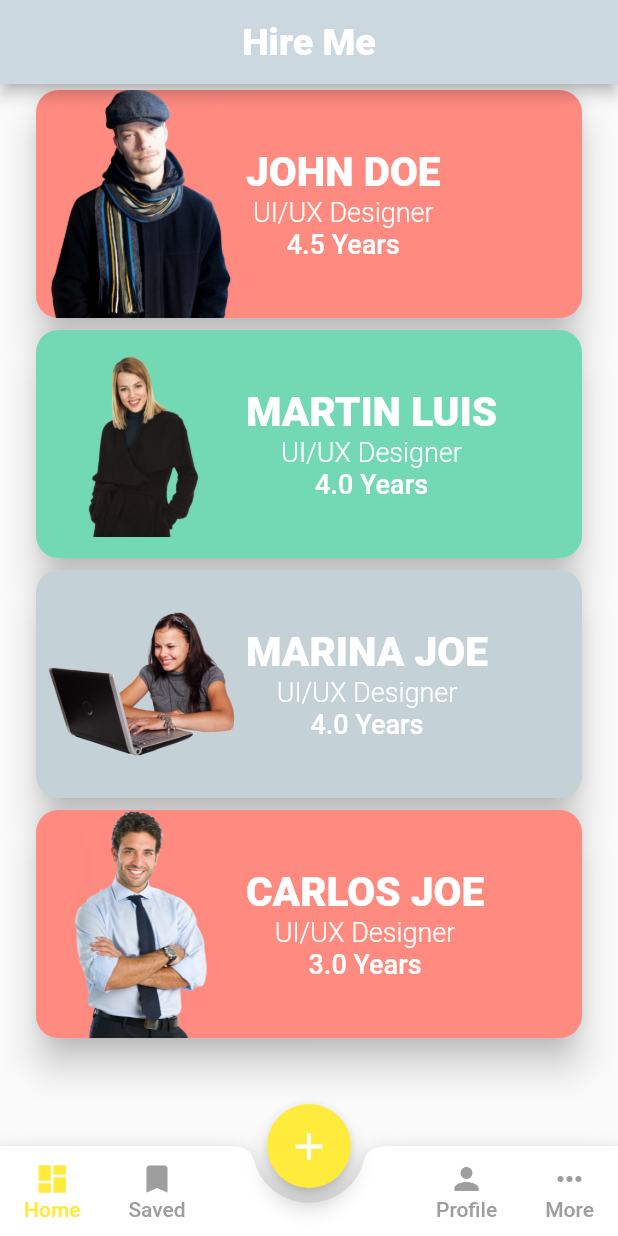
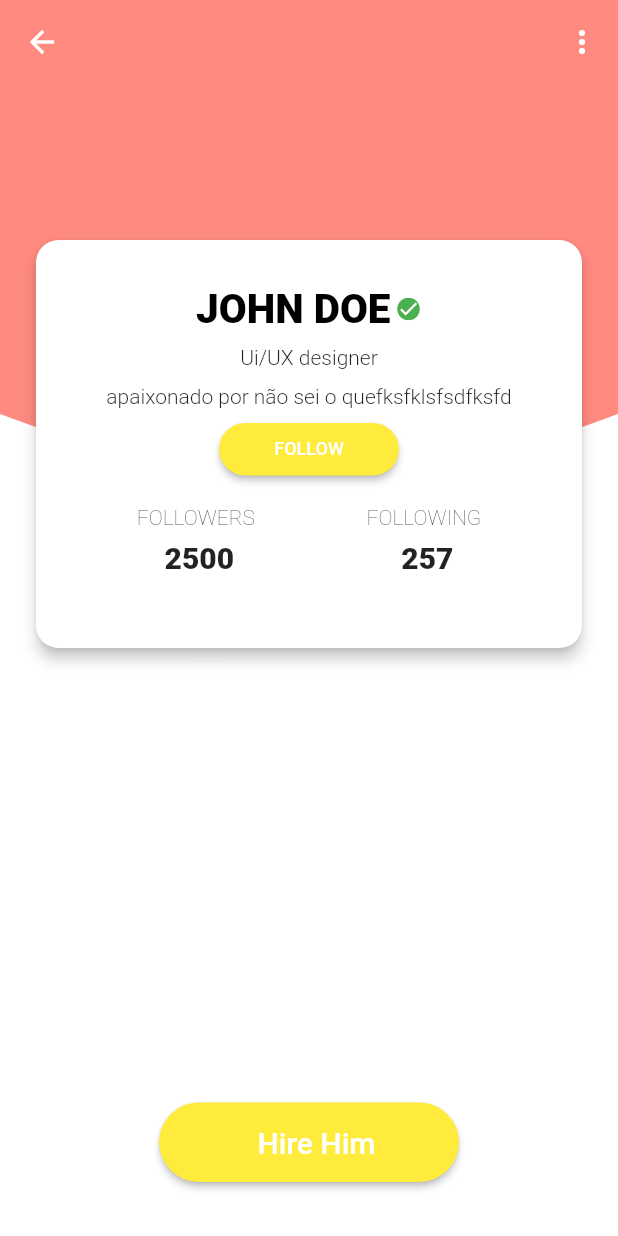
Before and after one commit to arielroque/hire_me, a Flutter app: the screen it shows after launch, after a tap on "JOHN DOE", on a phone screen of 412 x 824 dp. Run offline on Flutter 3.47's test engine with Material 2 defaults, Android fonts, the phone set to English and light mode, and no system bars; Roboto replaces fonts that are missing (Viga).

Commit message:
Add profile card

```diff
--- a/lib/screens/profile_screen.dart
+++ b/lib/screens/profile_screen.dart
@@ -1,13 +1,109 @@
 import 'package:flutter/cupertino.dart';
+import 'package:flutter/material.dart';
+import 'package:hire_me/utils/curved_clipper_util.dart';
+import 'package:hire_me/widgets/profile_card.dart';
 
-class Profile extends StatefulWidget {
+class ProfileUser extends StatefulWidget {
   @override
-  _ProfileState createState() => _ProfileState();
+  _ProfileUserState createState() => _ProfileUserState();
 }
 
-class _ProfileState extends State<Profile> {
+class _ProfileUserState extends State<ProfileUser> {
   @override
   Widget build(BuildContext context) {
-    return Container();
+
+    final hireMeButton = Padding(
+      padding: const EdgeInsets.only(bottom: 20.0),
+      child: Material(
+        elevation: 2.0,
+        borderRadius: BorderRadius.circular(30.0),
+        color: Colors.yellow,
+        child: MaterialButton(
+          minWidth: 200,
+          padding: EdgeInsets.fromLTRB(20.0, 15.0, 20.0, 15.0),
+          onPressed: () {
+          },
+          child: Row(
+            mainAxisSize: MainAxisSize.min,
+            mainAxisAlignment: MainAxisAlignment.center,
+            children: <Widget>[
+              Padding(
+                padding: const EdgeInsets.only(left: 10),
+                child: Text(
+                  "Hire Him",
+                  textAlign: TextAlign.center,
+                  style: TextStyle(
+                      fontFamily: 'Viga',
+                      fontSize: 20.0,
+                      color: Colors.white),
+                ),
+              )
+            ],
+          ),
+        ),
+      ),
+    );
+
+
+    return Scaffold(
+      appBar: AppBar(
+        elevation: 0,
+        backgroundColor: Color(0xFFFF8A80),
+        actions: <Widget>[
+        IconButton(
+          icon: const Icon(Icons.more_vert),
+          tooltip: 'Next page',
+          onPressed: () {
+
+          },
+        )
+      ],),
+      body: MaterialApp(
+        debugShowCheckedModeBanner: false,
+        home: Container(
+          color: Color(0xffffffff),
+          child: Stack(
+            children: [
+              Padding(
+                padding: const EdgeInsets.only(bottom: 2.0),
+                child:ClipPath(
+                  clipper: ClippingClass(),
+                  child: Container(
+                    width: MediaQuery
+                        .of(context)
+                        .size
+                        .width,
+                    height: 260.0,
+                    color: Color(0xFFFF8A80),
+                  ),
+                ),
+              ),
+
+              ProfileCard()
+            ],
+          ),
+        )
+      ),
+      floatingActionButtonLocation: FloatingActionButtonLocation.centerFloat,
+      floatingActionButton: hireMeButton,
+    );
   }
 }
+
+class ClippingClass extends CustomClipper<Path> {
+  @override
+  Path getClip(Size size) {
+    var path = Path();
+    path.lineTo(0.0, size.height-40);
+    path.quadraticBezierTo(size.width / 4, size.height,
+        size.width / 2, size.height);
+    path.quadraticBezierTo(size.width - (size.width / 4), size.height,
+        size.width, size.height - 40);
+    path.lineTo(size.width, 0.0);
+    path.close();
+    return path;
+  }
+
+  @override
+  bool shouldReclip(CustomClipper<Path> oldClipper) => false;
+}
--- /dev/null
+++ b/lib/utils/curved_clipper_util.dart
@@ -0,0 +1,32 @@
+import 'dart:ui';
+
+import 'package:flutter/cupertino.dart';
+import 'package:flutter/material.dart';
+
+class CurvePainter extends CustomPainter {
+  final Color color;
+
+  const CurvePainter(this.color);
+
+  @override
+  void paint(Canvas canvas, Size size) {
+    var paint = Paint();
+    paint.color = this.color;
+    paint.style = PaintingStyle.fill; // Change this to fill
+
+    var path = Path();
+
+    path.moveTo(0, size.height * 0.45);
+    path.quadraticBezierTo(
+        size.width / 2, size.height / 2, size.width, size.height * 0.45);
+    path.lineTo(size.width, 0);
+    path.lineTo(0, 0);
+
+    canvas.drawPath(path, paint);
+  }
+
+  @override
+  bool shouldRepaint(CustomPainter oldDelegate) {
+    return true;
+  }
+}
--- /dev/null
+++ b/lib/widgets/profile_card.dart
@@ -0,0 +1,169 @@
+import 'package:flutter/cupertino.dart';
+import 'package:flutter/material.dart';
+
+class ProfileCard extends StatefulWidget {
+  @override
+  _ProfileCardState createState() => _ProfileCardState();
+}
+
+class _ProfileCardState extends State<ProfileCard> {
+  Widget textName() {
+    return Padding(
+      padding: EdgeInsets.only(top: 30),
+      child: Row(
+        mainAxisAlignment: MainAxisAlignment.center,
+        children: <Widget>[
+          Text(
+            "JOHN DOE",
+            textAlign: TextAlign.center,
+            style: TextStyle(
+                fontSize: 27, fontWeight: FontWeight.w900, color: Colors.black),
+          ),
+          SizedBox(
+            width: 3,
+          ),
+          Container(
+            width: 18,
+            child: Material(
+              color: Colors.white,
+              child: Ink(
+                decoration: const ShapeDecoration(
+                  color: Colors.green,
+                  shape: CircleBorder(),
+                ),
+                child: Icon(
+                  Icons.check,
+                  color: Colors.white,
+                  size: 15,
+                ),
+              ),
+            ),
+          ),
+        ],
+      ),
+    );
+  }
+
+  Widget textOccupation() {
+    return Padding(
+      padding: EdgeInsets.only(top: 8),
+      child: Row(
+        mainAxisAlignment: MainAxisAlignment.center,
+        children: <Widget>[
+          Text(
+            "Ui/UX designer",
+            style: TextStyle(fontWeight: FontWeight.w300),
+          )
+        ],
+      ),
+    );
+  }
+
+  Widget textDescription() {
+    return Padding(
+      padding: EdgeInsets.only(top: 10, left: 30, right: 30),
+      child: Column(
+        children: <Widget>[
+          Text(
+            "apaixonado por não sei o quefksfklsfsdfksfd",
+            style: TextStyle(fontWeight: FontWeight.w300),
+            textAlign: TextAlign.justify,
+          )
+        ],
+      ),
+    );
+  }
+
+  Widget textFollow() {}
+
+  final followButton = Padding(
+    padding: const EdgeInsets.only(top: 10),
+    child: Container(
+      width: 120,
+      height: 35,
+      child: Material(
+        elevation: 2.0,
+        borderRadius: BorderRadius.circular(30.0),
+        color: Colors.yellow,
+        child: MaterialButton(
+          minWidth: 0,
+          padding: EdgeInsets.fromLTRB(0, 0, 0, 0),
+          onPressed: () {},
+          child: Row(
+            mainAxisSize: MainAxisSize.min,
+            mainAxisAlignment: MainAxisAlignment.center,
+            children: <Widget>[
+              Padding(
+                padding: const EdgeInsets.only(left: 10, right: 10),
+                child: Text(
+                  "FOLLOW",
+                  textAlign: TextAlign.center,
+                  style: TextStyle(
+                      fontFamily: 'Viga', fontSize: 12.0, color: Colors.white),
+                ),
+              )
+            ],
+          ),
+        ),
+      ),
+    ),
+  );
+
+  @override
+  Widget build(BuildContext context) {
+    return Padding(
+      padding: EdgeInsets.only(top: 100, left: 20, right: 20),
+      child: Container(
+        height: 280,
+        child: Card(
+            shape: RoundedRectangleBorder(
+              borderRadius: BorderRadius.circular(15.0),
+            ),
+            elevation: 4,
+            child: Column(
+              children: <Widget>[
+                textName(),
+                textOccupation(),
+                textDescription(),
+                followButton,
+                Padding(
+                  padding: EdgeInsets.only(left: 30, right: 30, top: 20),
+                  child: Column(
+                    children: <Widget>[
+                      Row(
+                        mainAxisAlignment: MainAxisAlignment.spaceAround,
+                        children: <Widget>[
+                          Text(
+                            "FOLLOWERS",
+                            style: TextStyle(fontWeight: FontWeight.w200),
+                          ),
+                          Text(
+                            "FOLLOWING",
+                            style: TextStyle(fontWeight: FontWeight.w200),
+                          )
+                        ],
+                      ),
+                      Padding(
+                        padding: EdgeInsets.only(top: 7),
+                        child: Row(
+                        mainAxisAlignment: MainAxisAlignment.spaceAround,
+                        children: <Widget>[
+                          Text(
+                            "2500",
+                            style: TextStyle(fontWeight: FontWeight.w900,fontSize: 20 ),
+                          ),
+                          Text(
+                            "257",
+                            style: TextStyle(fontWeight: FontWeight.w900,fontSize: 20),
+                          )
+                        ],
+                      ),)
+                    ],
+                  ),
+                ),
+              ],
+            )),
+      ),
+    );
+  }
+}
--- a/lib/widgets/timeline_profile_widget.dart
+++ b/lib/widgets/timeline_profile_widget.dart
@@ -1,6 +1,7 @@
 import 'package:flutter/cupertino.dart';
 import 'package:flutter/material.dart';
 import 'package:hire_me/models/profile_model.dart';
+import 'package:hire_me/screens/profile_screen.dart';
 import 'package:hire_me/utils/utils.dart';
 
 class TimelineProfile extends StatefulWidget {
@@ -26,9 +27,11 @@ class _TimelineProfileState extends State<TimelineProfile> {
         itemCount: widget.profiles.length,
         itemBuilder: (context, index) {
           return GestureDetector(
-            onTap: () {},
+            onTap: () {
+              Navigator.push(context, MaterialPageRoute(builder: (context)=>ProfileUser()));
+            },
             child: Padding(
-              padding: EdgeInsets.only(left: 20, right: 20),
+              padding: EdgeInsets.only(left: 20, right: 20,top: 5,bottom: 5),
               child: Container(
                 height: 160,
                 child: Card(
```
